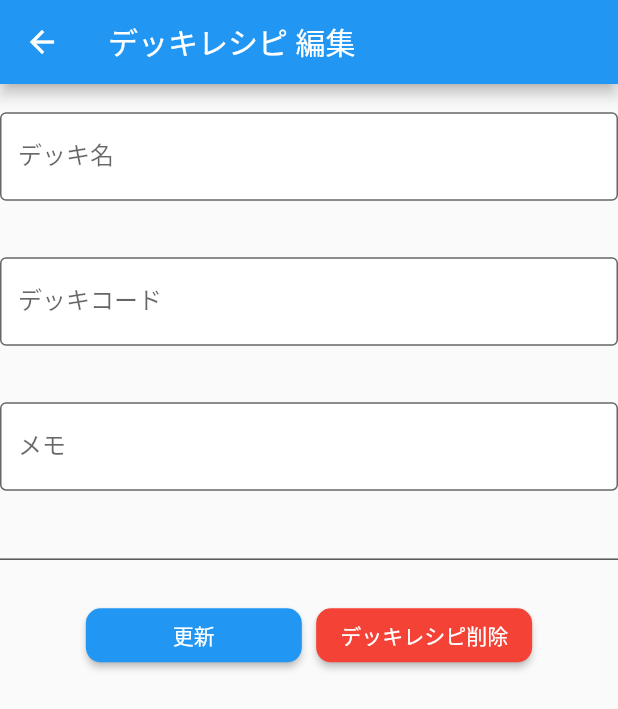
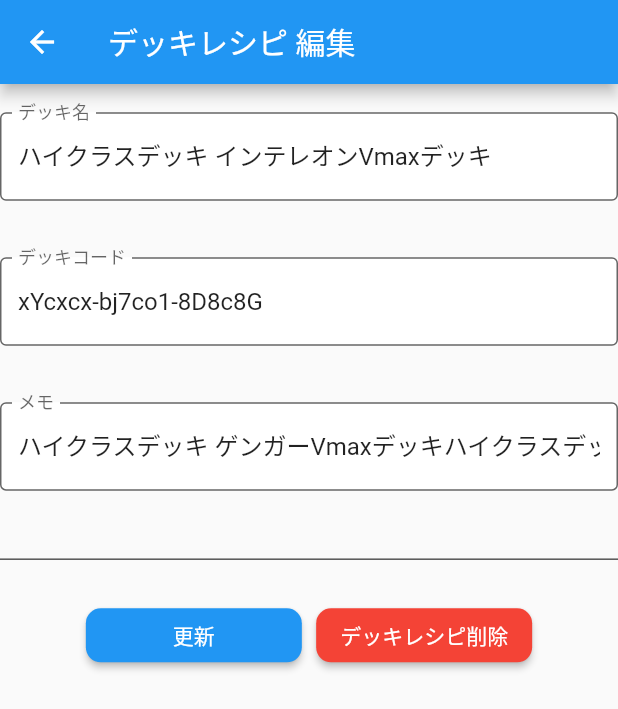
Before and after one commit to tanukidevelop/pokecaDeckManager, a Flutter app: the screen it shows after launch, after a tap on the "create" icon, on a phone screen of 412 x 824 dp. Shown: the top 709 px of the screen. Run offline on Flutter 3.47's test engine with Material 2 defaults, Android fonts, the light colour scheme and no system bars; missing offline and left inert: flutter_webview_plugin.

Commit message:
- 編集画面に初期値をセット

```diff
--- a/pokeca_deck_manager/lib/edit.dart
+++ b/pokeca_deck_manager/lib/edit.dart
@@ -19,6 +19,7 @@
               flex: 5,
             ),
             TextFormField(
+                controller: TextEditingController(text: deckModel.deckName),
                 decoration: const InputDecoration(
                   border: OutlineInputBorder(), // 外枠付きデザイン
                   filled: true, // fillColorで指定した色で塗り潰し
@@ -33,6 +34,7 @@
               flex: 5,
             ),
             TextFormField(
+                controller: TextEditingController(text: deckModel.deckCode),
                 decoration: const InputDecoration(
                   border: OutlineInputBorder(), // 外枠付きデザイン
                   filled: true, // fillColorで指定した色で塗り潰し
@@ -47,6 +49,7 @@
             ),
 
             TextFormField(
+                controller: TextEditingController(text: deckModel.deckMemo),
                 decoration: const InputDecoration(
                   border: OutlineInputBorder(), // 外枠付きデザイン
                   filled: true, // fillColorで指定した色で塗り潰し
```
Lines whose indentation alone changed are shown as unchanged.
